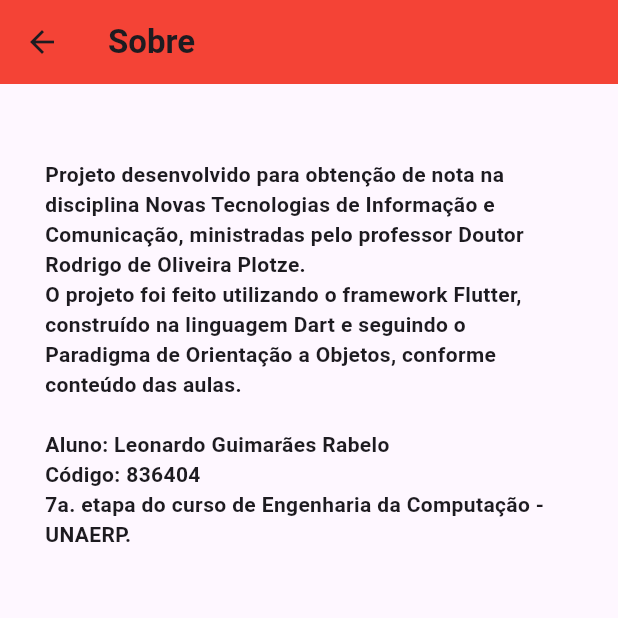
After one commit to LeonardoRabeloDev/Pizza-House, a Flutter app: the screen it shows after launch, after a tap on "Sobre", on a phone screen of 412 x 824 dp, the top half of it. The commit adds this screen. Run offline on Flutter 3.47's test engine with Material 3 defaults, Android fonts, the phone set to English and light mode, and no system bars; our stand-ins replace cloud_firestore, device_preview, firebase_auth, firebase_core; accounts and stored records are empty; generated files the repository leaves out were written again; network calls fail.

Commit message:
second commit

```diff
--- a/lib/main.dart
+++ b/lib/main.dart
@@ -1,5 +1,6 @@
 // ignore_for_file: prefer_const_constructors
 
+import 'package:app08/view/sobre_view.dart';
 import 'package:device_preview/device_preview.dart';
 import 'package:firebase_core/firebase_core.dart';
 import 'package:flutter/material.dart';
@@ -34,6 +35,7 @@ class MainApp extends StatelessWidget {
         'login': (context) => LoginView(),
         'cadastrar': (context) => CadastrarView(),
         'principal': (context) => PrincipalView(),
+        'sobre': (context) => SobreView(),
       },
     );
   }
--- a/lib/view/login_view.dart
+++ b/lib/view/login_view.dart
@@ -20,7 +20,7 @@ class _LoginViewState extends State<LoginView> {
   void initState() {
     super.initState();
 
-    txtEmail.text = 'joao.silva@email.com';
+    txtEmail.text = 'leo@email.com';
     txtSenha.text = '123456';
   }
 
@@ -33,7 +33,7 @@ class _LoginViewState extends State<LoginView> {
           children: [
             Text(
               'Login',
-              style: TextStyle(fontSize: 60, color: Colors.blue.shade900),
+              style: TextStyle(fontSize: 60, color: Colors.red.shade900),
             ),
             SizedBox(height: 60),
             TextField(
@@ -106,7 +106,10 @@ class _LoginViewState extends State<LoginView> {
                     },
                   );
                 },
-                child: Text('Esqueceu a senha?'),
+                child: Text(
+                  'Esqueceu a senha?',
+                  style: TextStyle(color: Colors.red.shade500),
+                ),
               ),
             ),
             SizedBox(height: 15),
@@ -124,7 +127,10 @@ class _LoginViewState extends State<LoginView> {
                   txtSenha.text,
                 );
               },
-              child: Text('Entrar'),
+              child: Text(
+                'Entrar',
+                style: TextStyle(color: Colors.red.shade500),
+              ),
             ),
             SizedBox(height: 40),
             Row(
@@ -135,10 +141,22 @@ class _LoginViewState extends State<LoginView> {
                   onPressed: () {
                     Navigator.pushNamed(context, 'cadastrar');
                   },
-                  child: Text('Cadastre-se'),
+                  child: Text(
+                    'Cadastre-se',
+                    style: TextStyle(color: Colors.red.shade500),
+                  ),
                 ),
               ],
-            )
+            ),
+            TextButton(
+              onPressed: () {
+                Navigator.pushNamed(context, 'sobre');
+              },
+              child: Text(
+                'Sobre',
+                style: TextStyle(color: Colors.red.shade500),
+              ),
+            ),
           ],
         ),
       ),
--- /dev/null
+++ b/lib/view/sobre_view.dart
@@ -0,0 +1,41 @@
+// ignore_for_file: prefer_const_constructors, prefer_const_literals_to_create_immutables, sized_box_for_whitespace
+
+import 'package:flutter/material.dart';
+
+class SobreView extends StatefulWidget {
+  const SobreView({super.key});
+
+  @override
+  State<SobreView> createState() => _SobreViewState();
+}
+
+class _SobreViewState extends State<SobreView> {
+  @override
+  void initState() {
+    super.initState();
+  }
+
+  @override
+  Widget build(BuildContext context) {
+    return Scaffold(
+      appBar: AppBar(
+        title: const Text(
+          "Sobre",
+          style: TextStyle(fontWeight: FontWeight.bold),
+        ),
+        backgroundColor: Colors.red.shade500,
+      ),
+      body: Padding(
+        padding: EdgeInsets.fromLTRB(30, 50, 30, 50),
+        child: Text(
+          "Projeto desenvolvido para obtenção de nota na disciplina Novas Tecnologias de Informação e Comunicação, " +
+              "ministradas pelo professor Doutor Rodrigo de Oliveira Plotze.\n" +
+              "O projeto foi feito utilizando o framework Flutter, construído na linguagem Dart e seguindo o " +
+              "Paradigma de Orientação a Objetos, conforme conteúdo das aulas.\n\n"
+                  "Aluno: Leonardo Guimarães Rabelo\nCódigo: 836404\n7a. etapa do curso de Engenharia da Computação - UNAERP.",
+          style: TextStyle(fontSize: 14, fontWeight: FontWeight.bold),
+        ),
+      ),
+    );
+  }
+}
```
Also changed, not shown: lib/controller/login_controller.dart (+26 -2 lines), lib/controller/pizzaria_controller.dart (added, +56 -0 lines), lib/controller/tarefa_controller.dart (deleted, +0 -56 lines), lib/model/pizzaria.dart (+29 -2 lines), lib/view/cadastrar_view.dart (+24 -12 lines), lib/view/principal_view.dart (+64 -26 lines).
